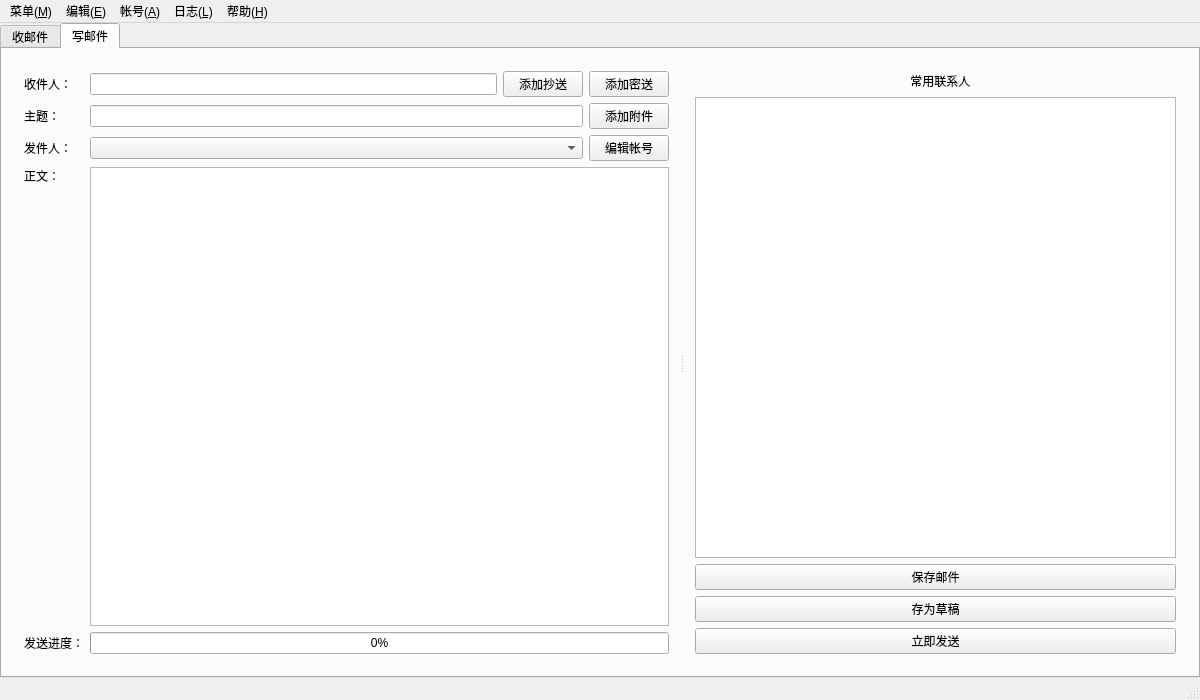
The window that WwMailV2.0/wwmail.ui (HelloJdss/WangWang_MailClient) describes before a commit, drawn with Qt 5.
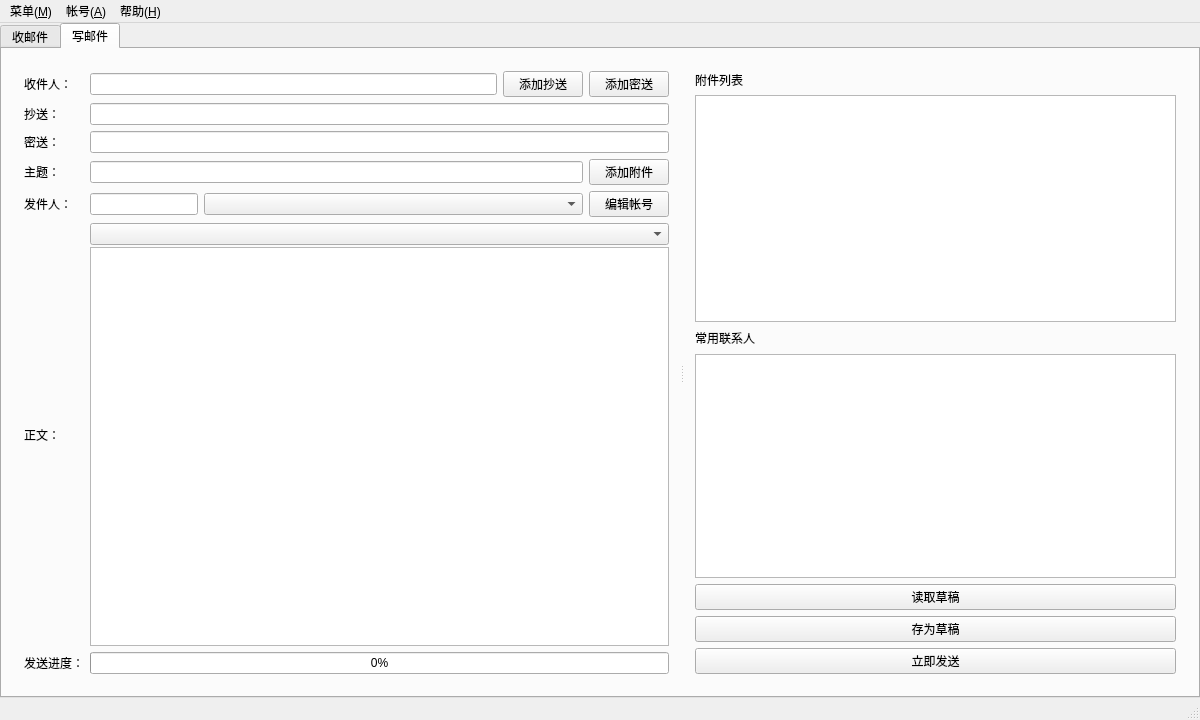
The same window after the commit. The open tabs and pages were chosen to show the change.

The edit to the form file:
```diff
--- a/WwMailV2.0/wwmail.ui
+++ b/WwMailV2.0/wwmail.ui
@@ -7,7 +7,7 @@
     <x>0</x>
     <y>0</y>
     <width>1200</width>
-    <height>700</height>
+    <height>720</height>
    </rect>
   </property>
   <property name="windowTitle">
@@ -101,53 +101,6 @@
               </property>
              </widget>
             </item>
-            <item>
-             <layout class="QHBoxLayout" name="horizontalLayout_2">
-              <property name="spacing">
-               <number>2</number>
-              </property>
-              <item>
-               <widget class="QPushButton" name="pushButton_2">
-                <property name="text">
-                 <string>查看详细</string>
-                </property>
-               </widget>
-              </item>
-              <item>
-               <widget class="QPushButton" name="pushButton_10">
-                <property name="text">
-                 <string>快速回复</string>
-                </property>
-               </widget>
-              </item>
-              <item>
-               <widget class="QPushButton" name="pushButton">
-                <property name="minimumSize">
-                 <size>
-                  <width>0</width>
-                  <height>20</height>
-                 </size>
-                </property>
-                <property name="text">
-                 <string>标记删除</string>
-                </property>
-               </widget>
-              </item>
-              <item>
-               <spacer name="horizontalSpacer">
-                <property name="orientation">
-                 <enum>Qt::Horizontal</enum>
-                </property>
-                <property name="sizeHint" stdset="0">
-                 <size>
-                  <width>40</width>
-                  <height>20</height>
-                 </size>
-                </property>
-               </spacer>
-              </item>
-             </layout>
-            </item>
            </layout>
           </widget>
          </widget>
@@ -158,20 +111,17 @@
        <attribute name="title">
         <string>写邮件</string>
        </attribute>
-       <layout class="QGridLayout" name="gridLayout_3">
+       <layout class="QGridLayout" name="gridLayout_2">
         <item row="0" column="0">
-         <widget class="QSplitter" name="splitter_3">
+         <widget class="QSplitter" name="splitter_2">
           <property name="orientation">
            <enum>Qt::Horizontal</enum>
           </property>
           <widget class="QWidget" name="layoutWidget">
+           <layout class="QVBoxLayout" name="verticalLayout_9">
+            <item>
            <layout class="QVBoxLayout" name="verticalLayout_5">
             <item>
-             <layout class="QVBoxLayout" name="verticalLayout_4">
-              <property name="sizeConstraint">
-               <enum>QLayout::SetDefaultConstraint</enum>
-              </property>
-              <item>
                <layout class="QHBoxLayout" name="horizontalLayout_5">
                 <item>
                  <layout class="QHBoxLayout" name="horizontalLayout_4">
@@ -224,6 +174,76 @@
                 </item>
                </layout>
               </item>
+              <item>
+               <layout class="QHBoxLayout" name="horizontalLayout_8">
+                <item>
+                 <widget class="QLabel" name="label_12">
+                  <property name="sizePolicy">
+                   <sizepolicy hsizetype="Fixed" vsizetype="Preferred">
+                    <horstretch>0</horstretch>
+                    <verstretch>0</verstretch>
+                   </sizepolicy>
+                  </property>
+                  <property name="minimumSize">
+                   <size>
+                    <width>60</width>
+                    <height>0</height>
+                   </size>
+                  </property>
+                  <property name="maximumSize">
+                   <size>
+                    <width>60</width>
+                    <height>16777215</height>
+                   </size>
+                  </property>
+                  <property name="frameShape">
+                   <enum>QFrame::NoFrame</enum>
+                  </property>
+                  <property name="text">
+                   <string>抄送：</string>
+                  </property>
+                 </widget>
+                </item>
+                <item>
+                 <widget class="QLineEdit" name="lineEdit_3"/>
+                </item>
+               </layout>
+              </item>
+              <item>
+               <layout class="QHBoxLayout" name="horizontalLayout_10">
+                <item>
+                 <widget class="QLabel" name="label_13">
+                  <property name="sizePolicy">
+                   <sizepolicy hsizetype="Fixed" vsizetype="Preferred">
+                    <horstretch>0</horstretch>
+                    <verstretch>0</verstretch>
+                   </sizepolicy>
+                  </property>
+                  <property name="minimumSize">
+                   <size>
+                    <width>60</width>
+                    <height>0</height>
+                   </size>
+                  </property>
+                  <property name="maximumSize">
+                   <size>
+                    <width>60</width>
+                    <height>16777215</height>
+                   </size>
+                  </property>
+                  <property name="frameShape">
+                   <enum>QFrame::NoFrame</enum>
+                  </property>
+                  <property name="text">
+                   <string>密送：</string>
+                  </property>
+                 </widget>
+                </item>
+                <item>
+                 <widget class="QLineEdit" name="lineEdit_4"/>
+                </item>
+               </layout>
+              </item>
               <item>
                <layout class="QHBoxLayout" name="horizontalLayout_6">
                 <item>
@@ -267,7 +287,7 @@
                </layout>
               </item>
               <item>
-               <layout class="QHBoxLayout" name="horizontalLayout_7" stretch="1,5,0">
+               <layout class="QHBoxLayout" name="horizontalLayout_7" stretch="1,0,5,0">
                 <item>
                  <widget class="QLabel" name="label_8">
                   <property name="sizePolicy">
@@ -296,6 +316,13 @@
                   </property>
                  </widget>
                 </item>
+                <item>
+                 <widget class="QLineEdit" name="lineEdit_5">
+                  <property name="text">
+                   <string/>
+                  </property>
+                 </widget>
+                </item>
                 <item>
                  <widget class="QComboBox" name="comboBox"/>
                 </item>
@@ -308,9 +335,13 @@
                 </item>
                </layout>
               </item>
+             </layout>
+            </item>
               <item>
-               <layout class="QGridLayout" name="gridLayout_2">
-                <item row="0" column="0">
+             <layout class="QVBoxLayout" name="verticalLayout_8">
+              <item>
+               <layout class="QHBoxLayout" name="horizontalLayout_2">
+                <item>
                  <widget class="QLabel" name="label_9">
                   <property name="sizePolicy">
                    <sizepolicy hsizetype="Fixed" vsizetype="Preferred">
@@ -337,11 +368,19 @@
                    <string>正文：</string>
                   </property>
                   <property name="alignment">
-                   <set>Qt::AlignLeading|Qt::AlignLeft|Qt::AlignTop</set>
+                   <set>Qt::AlignLeading|Qt::AlignLeft|Qt::AlignVCenter</set>
                   </property>
                  </widget>
                 </item>
-                <item row="0" column="1">
+                <item>
+                 <layout class="QVBoxLayout" name="verticalLayout_4">
+                  <property name="spacing">
+                   <number>2</number>
+                  </property>
+                  <item>
+                   <widget class="QComboBox" name="comboBox_2"/>
+                  </item>
+                  <item>
                  <widget class="QTextEdit" name="textEdit"/>
                 </item>
                </layout>
@@ -391,37 +430,76 @@
              </layout>
             </item>
            </layout>
+            </item>
+           </layout>
           </widget>
           <widget class="QWidget" name="layoutWidget">
+           <layout class="QVBoxLayout" name="verticalLayout_2">
+            <item>
+             <layout class="QVBoxLayout" name="verticalLayout_7">
+              <item>
+               <widget class="QLabel" name="label">
+                <property name="sizePolicy">
+                 <sizepolicy hsizetype="Fixed" vsizetype="Preferred">
+                  <horstretch>0</horstretch>
+                  <verstretch>0</verstretch>
+                 </sizepolicy>
+                </property>
+                <property name="minimumSize">
+                 <size>
+                  <width>60</width>
+                  <height>0</height>
+                 </size>
+                </property>
+                <property name="maximumSize">
+                 <size>
+                  <width>60</width>
+                  <height>16777215</height>
+                 </size>
+                </property>
+                <property name="text">
+                 <string>附件列表</string>
+                </property>
+                <property name="alignment">
+                 <set>Qt::AlignLeading|Qt::AlignLeft|Qt::AlignVCenter</set>
+                </property>
+               </widget>
+              </item>
+              <item>
+               <widget class="QListView" name="listView_2"/>
+              </item>
+             </layout>
+            </item>
+            <item>
            <layout class="QVBoxLayout" name="verticalLayout_6">
             <item>
              <widget class="QLabel" name="label_10">
               <property name="sizePolicy">
-               <sizepolicy hsizetype="Preferred" vsizetype="Fixed">
+                 <sizepolicy hsizetype="Fixed" vsizetype="Preferred">
                 <horstretch>0</horstretch>
                 <verstretch>0</verstretch>
                </sizepolicy>
               </property>
               <property name="minimumSize">
                <size>
-                <width>0</width>
+                  <width>60</width>
                 <height>20</height>
                </size>
               </property>
               <property name="maximumSize">
                <size>
-                <width>16777215</width>
-                <height>20</height>
+                  <width>60</width>
+                  <height>16777215</height>
                </size>
               </property>
               <property name="frameShape">
                <enum>QFrame::NoFrame</enum>
               </property>
               <property name="text">
-               <string>   常用联系人</string>
+                 <string>常用联系人</string>
               </property>
               <property name="alignment">
-               <set>Qt::AlignCenter</set>
+                 <set>Qt::AlignLeading|Qt::AlignLeft|Qt::AlignVCenter</set>
               </property>
              </widget>
             </item>
@@ -432,10 +510,12 @@
               </property>
              </widget>
             </item>
+             </layout>
+            </item>
             <item>
              <widget class="QPushButton" name="pushButton_7">
               <property name="text">
-               <string>保存邮件</string>
+               <string>读取草稿</string>
               </property>
              </widget>
             </item>
@@ -499,20 +579,8 @@
     </property>
     <addaction name="action_A"/>
    </widget>
-   <widget class="QMenu" name="menu_L">
-    <property name="title">
-     <string>日志(&amp;L)</string>
-    </property>
-   </widget>
-   <widget class="QMenu" name="menu_E">
-    <property name="title">
-     <string>编辑(&amp;E)</string>
-    </property>
-   </widget>
    <addaction name="menu_M"/>
-   <addaction name="menu_E"/>
    <addaction name="menu_A"/>
-   <addaction name="menu_L"/>
    <addaction name="menu_H"/>
   </widget>
   <widget class="QStatusBar" name="statusBar">
```
Left out of the diff: 10 changed lines with no effect on the pictures. Lines whose indentation alone changed are shown as unchanged.
